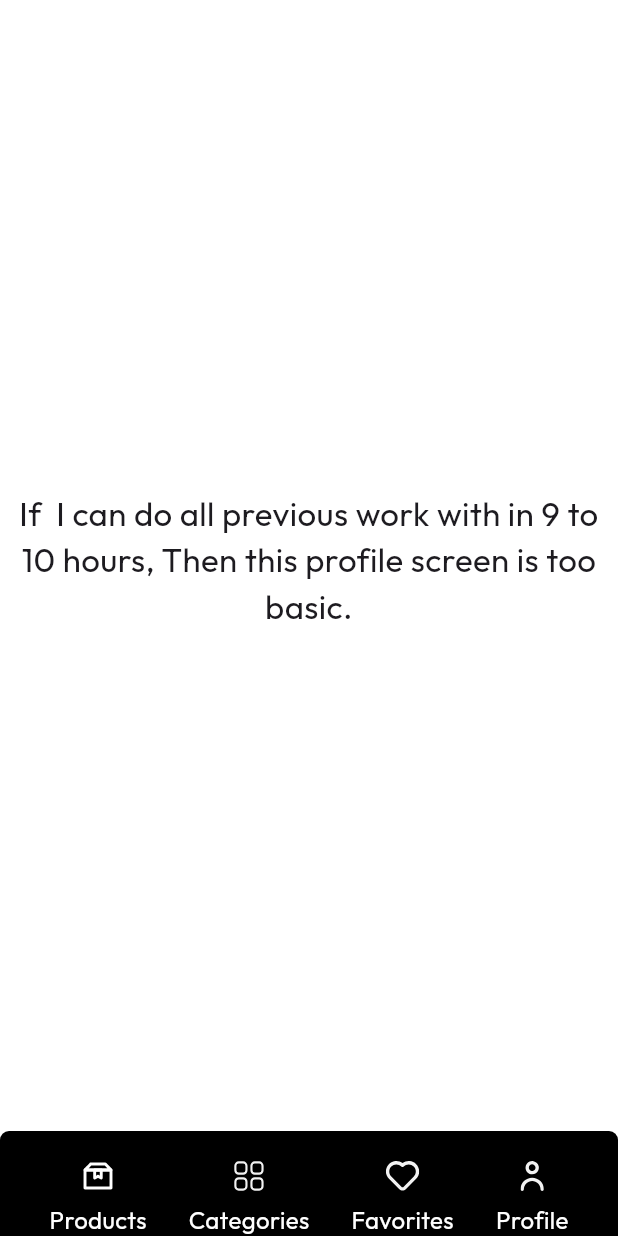
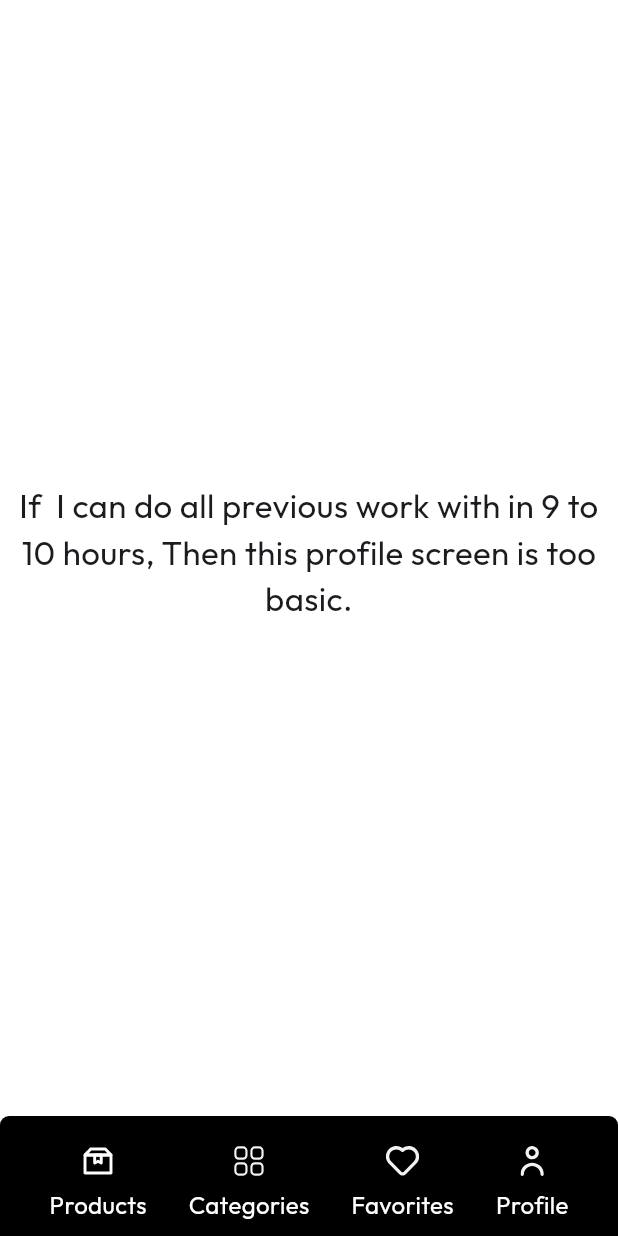
Before and after one commit to Zee604/Spleenify, a Flutter app: the screen it shows after launch, item 4 of the bottom bar chosen, on a phone screen of 412 x 824 dp. Run offline on Flutter 3.47's test engine with Material 3 defaults, Android fonts, the phone set to English and light mode, and no system bars; our stand-ins replace cached_network_image, dio, flutter_svg; network calls fail.

Commit message:
init commit

```diff
--- a/lib/UserInterfaceScreens/BottomNavPages/categories_page.dart
+++ b/lib/UserInterfaceScreens/BottomNavPages/categories_page.dart
@@ -101,6 +101,7 @@ class _CategoriesPageState extends State<CategoriesPage> {
                         Positioned(
                           bottom: 40.0,
                           left: 12,
+                          right: 12,
                           child: Text(
                               model.name!,
                               maxLines: 1,
--- a/lib/Widgets/bottom_navbar.dart
+++ b/lib/Widgets/bottom_navbar.dart
@@ -13,7 +13,7 @@ class BottomNavbar extends StatelessWidget {
   Widget build(BuildContext context) {
     return Container(
       width: context.screenWidth,
-      height: Platform.isAndroid ? 70 : 100,
+      height: Platform.isAndroid ? 80 : 100,
       decoration: BoxDecoration(
           color: Colors.black,
           borderRadius: BorderRadius.vertical(top: Radius.circular(6))
--- a/lib/main.dart
+++ b/lib/main.dart
@@ -15,6 +15,7 @@ class MyApp extends StatelessWidget {
       ],
       child: MaterialApp(
         title: 'Spleenify',
+        debugShowCheckedModeBanner: false,
         theme: AppThemes().lightTheme,
         darkTheme: AppThemes().darkTheme,
         home: const SplashScreen(),
```
Also changed, not shown: 1 other file.
